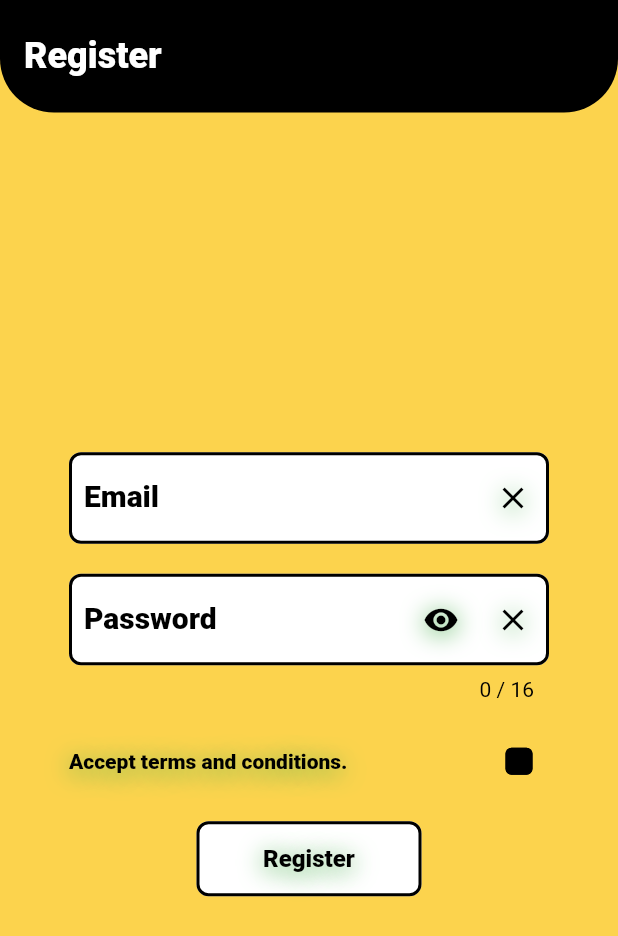
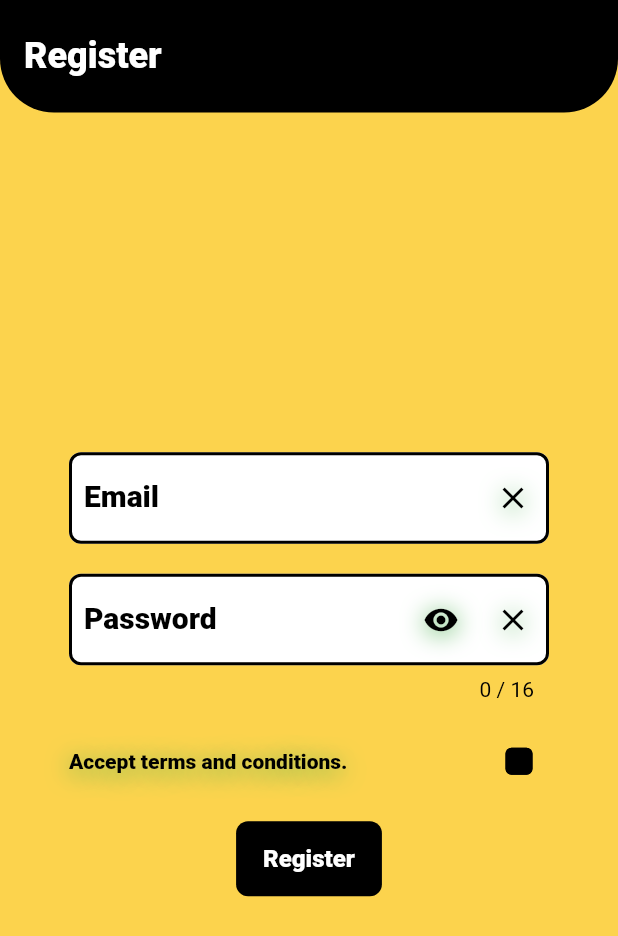
Before and after one commit to RahmiTufanoglu/bootstrap_flutter_app, a Flutter app: the RegisterPage screen opened by its route, on a phone screen of 412 x 824 dp. Shown: the top 936 px of the screen. Run offline on Flutter 3.47's test engine with Material 2 defaults, Android fonts, the phone set to English and light mode, and no system bars; our stand-ins replace equatable, flutter_riverpod, go_router; Roboto replaces fonts that are missing (Dosis).

Commit message:
style: use TextButton widget for the submit buttons

```diff
--- a/lib/register_page.dart
+++ b/lib/register_page.dart
@@ -24,20 +24,10 @@ class RegisterPage extends StatefulWidget {
 
 class _RegisterPageState extends State<RegisterPage> {
   final _formKey = GlobalKey<FormState>();
-
-  late final TextEditingController _emailController;
-  late final TextEditingController _passwordController;
-  late final FocusNode _mainFocusNode;
-  late final FocusNode _submitFocusNode;
-
-  @override
-  void initState() {
-    super.initState();
-    _emailController = TextEditingController();
-    _passwordController = TextEditingController();
-    _mainFocusNode = FocusNode();
-    _submitFocusNode = FocusNode();
-  }
+  final _emailController = TextEditingController();
+  final _passwordController = TextEditingController();
+  final _mainFocusNode = FocusNode();
+  final _submitFocusNode = FocusNode();
 
   @override
   void dispose() {
@@ -112,9 +102,8 @@ class _RegisterPageState extends State<RegisterPage> {
                         ),
                         const SizedBox(height: 20.0),
                         SizedBox(
-                          width: 150.0,
                           height: 50.0,
-                          child: OutlinedButton(
+                          child: TextButton(
                             focusNode: _submitFocusNode,
                             onPressed: () async => _onSubmit(formData),
                             child: const Text('Register'),
```
Also changed, not shown: lib/forgot_password_page.dart (+40 -10 lines), lib/login_page.dart (+5 -15 lines).
